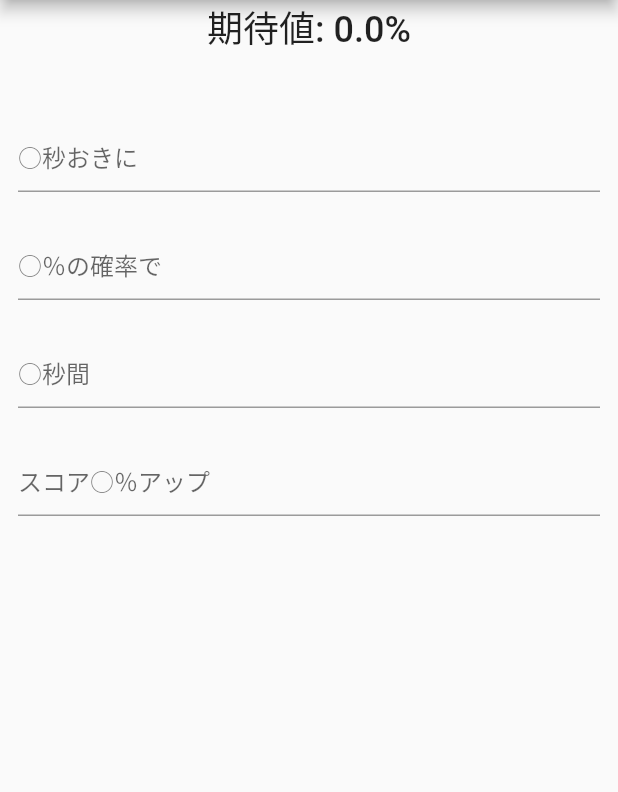
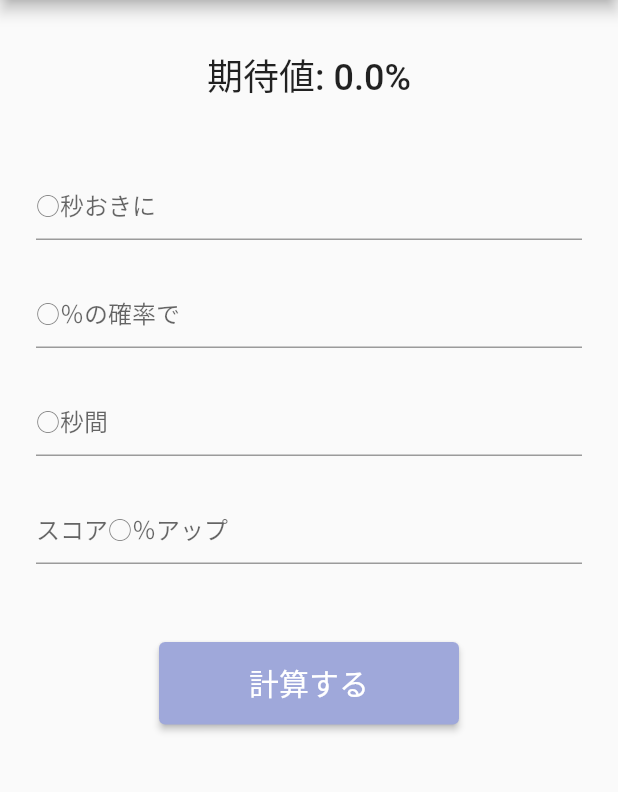
Before and after one commit to rerelurelu/UOA-EV-calculator, a Flutter app: the screen it shows after launch, on a phone screen of 412 x 824 dp, the part 84-876 px from its top. Run offline on Flutter 3.47's test engine with Material 2 defaults, Android fonts, the phone set to English and light mode, and no system bars; drawn by our look-alikes of keyboard_actions; our stand-ins replace new_gradient_app_bar.

Commit message:
🎨 layout: Add button

```diff
--- a/lib/view/main_page.dart
+++ b/lib/view/main_page.dart
@@ -23,9 +23,12 @@ class MainPage extends StatelessWidget {
       body: KeyboardActions(
         config: _keyboardActionConfig,
         tapOutsideToDismiss: true,
+        child: Container(
+          child: SingleChildScrollView(
             child: Center(
               child: Column(
                 children: [
+                  SizedBox(height: 32),
                   Text(
                     '期待値: 0.0%',
                     style: TextStyle(
@@ -35,7 +38,10 @@ class MainPage extends StatelessWidget {
                   ),
                   SizedBox(height: 32),
                   Padding(
-                padding: const EdgeInsets.all(12.0),
+                    padding: const EdgeInsets.symmetric(
+                      vertical: 12.0,
+                      horizontal: 24.0,
+                    ),
                     child: TextFormField(
                       keyboardType: TextInputType.number,
                       decoration: InputDecoration(
@@ -45,7 +51,10 @@ class MainPage extends StatelessWidget {
                     ),
                   ),
                   Padding(
-                padding: const EdgeInsets.all(12.0),
+                    padding: const EdgeInsets.symmetric(
+                      vertical: 12.0,
+                      horizontal: 24.0,
+                    ),
                     child: TextFormField(
                       keyboardType: TextInputType.number,
                       decoration: InputDecoration(
@@ -55,7 +64,10 @@ class MainPage extends StatelessWidget {
                     ),
                   ),
                   Padding(
-                padding: const EdgeInsets.all(12.0),
+                    padding: const EdgeInsets.symmetric(
+                      vertical: 12.0,
+                      horizontal: 24.0,
+                    ),
                     child: TextFormField(
                       keyboardType: TextInputType.number,
                       decoration: InputDecoration(
@@ -65,7 +77,10 @@ class MainPage extends StatelessWidget {
                     ),
                   ),
                   Padding(
-                padding: const EdgeInsets.all(12.0),
+                    padding: const EdgeInsets.symmetric(
+                      vertical: 12.0,
+                      horizontal: 24.0,
+                    ),
                     child: TextFormField(
                       keyboardType: TextInputType.number,
                       decoration: InputDecoration(
@@ -74,7 +89,31 @@ class MainPage extends StatelessWidget {
                       focusNode: _textNode4,
                     ),
                   ),
+                  Padding(
+                    padding: const EdgeInsets.symmetric(
+                      vertical: 40.0,
+                      horizontal: 24.0,
+                    ),
+                    child: SizedBox(
+                      height: 55,
+                      width: 200,
+                      child: ElevatedButton(
+                        onPressed: () {},
+                        child: Text(
+                          '計算する',
+                          style: TextStyle(
+                            fontSize: 20,
+                          ),
+                        ),
+                        style: ElevatedButton.styleFrom(
+                          primary: Colors.indigo.shade200,
+                        ),
+                      ),
+                    ),
+                  ),
                 ],
+              ),
+            ),
           ),
         ),
       ),
```
Lines whose indentation alone changed are shown as unchanged.
